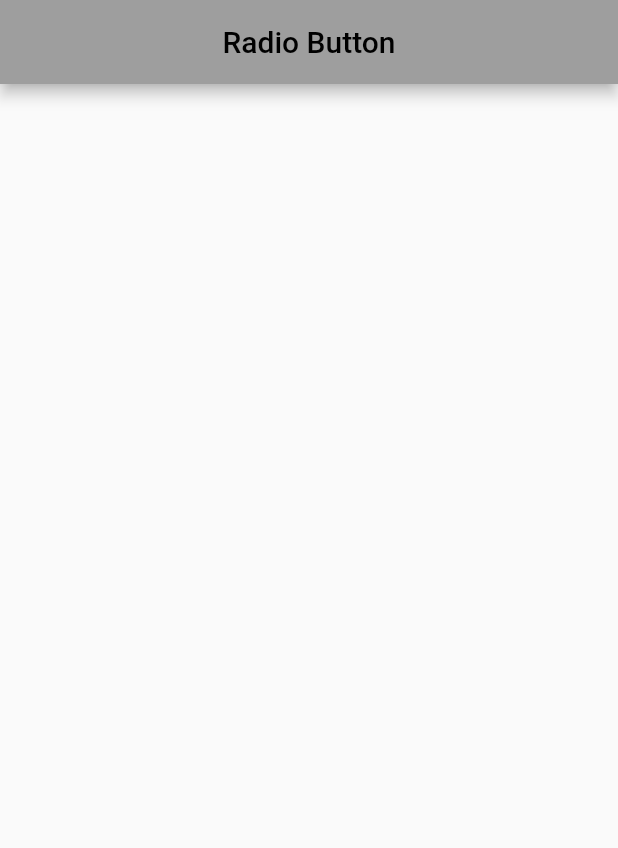
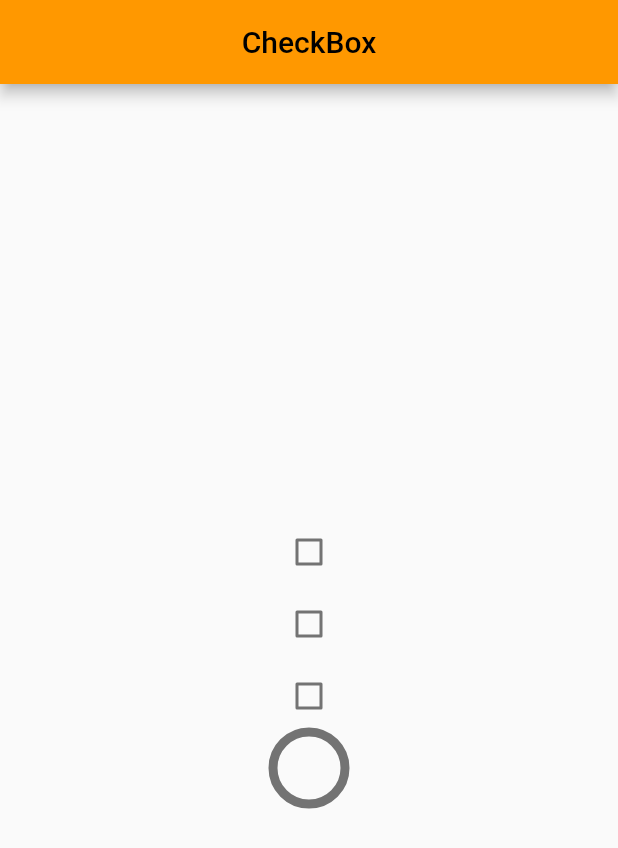
Before and after one commit to bzamanbd/my_flutter_study, a Flutter app: the screen it shows after launch, on a phone screen of 412 x 824 dp. Shown: the top 848 px of the screen. Run offline on Flutter 3.47's test engine with Material 2 defaults, Android fonts, the phone set to English and light mode, and no system bars.

Commit message:
done Final

```diff
--- a/lib/main.dart
+++ b/lib/main.dart
@@ -3,20 +3,20 @@ import 'package:flutter/material.dart';
 import 'pages/home_page.dart';
 void main()=>runApp(const MyApp());
 class MyApp extends StatelessWidget {
+  final String title='CheckBox';
   const MyApp({Key? key}) : super(key: key);
 
   @override
   Widget build(BuildContext context) {
-    const String title = 'Radio Button';
     return MaterialApp(
       debugShowCheckedModeBanner: false,
       title: title,
       theme: ThemeData(
-        primarySwatch: Colors.grey
+        primarySwatch: Colors.orange
       ),
       // routes: ,
       // initialRoute: ,
-      home: const HomePage(title:title),
+      home: HomePage(title:title),
     );
   }
 }
--- a/lib/pages/home_page.dart
+++ b/lib/pages/home_page.dart
@@ -1,28 +1,72 @@
 import 'package:flutter/material.dart';
 class HomePage extends StatefulWidget {
   final String title;
-  const HomePage(
-    {Key? key,
-      required this.title,
-    }
-  ) : super(key: key);
+  const HomePage({Key? key,required this.title}) : super(key: key);
 
   @override
   _HomePageState createState() => _HomePageState();
 }
+
 class _HomePageState extends State<HomePage> {
+  bool _cbValue=false;
+  void cbMethod(status){
+    setState(() {
+      _cbValue=status;
+    });
+  }
+  bool _cbValue2=false;
+  bool _cbValue3=false;
   @override
   Widget build(BuildContext context) {
     return Scaffold(
       appBar: AppBar(
-        title: Text(widget.title),
+        title: Text(widget.title,
+        style: const TextStyle(
+          fontSize: 20.0
+        ),
+        ),
         centerTitle: true,
       ),
       // drawer: ,
       // bottomNavigationBar: ,
       // bottomSheet: ,
       // floatingActionButton: ,
-      // body: Center(),
+      body: Center(
+        child: Column(
+          mainAxisAlignment: MainAxisAlignment.center,
+          children: [
+            Checkbox(
+              value: _cbValue,
+              onChanged: cbMethod,
+              ),
+            Checkbox(
+              value: _cbValue2,
+              onChanged: (status){
+                setState(() {
+                  _cbValue2=status!;
+                });
+              },
+              ),
+            Checkbox(
+              value: _cbValue3,
+              onChanged: (status){
+                setState(() {
+                  _cbValue3=status!;
+                });
+              },
+              ),
+            Transform.scale(scale: 3,
+              child: Checkbox(
+                value: _cbValue,
+                onChanged: cbMethod,
+                shape: const CircleBorder(),
+                activeColor: Colors.red,
+                checkColor: Colors.green,
+                ),
+            ),
+          ],
+        ),
+      ),
     );
   }
 }
```
